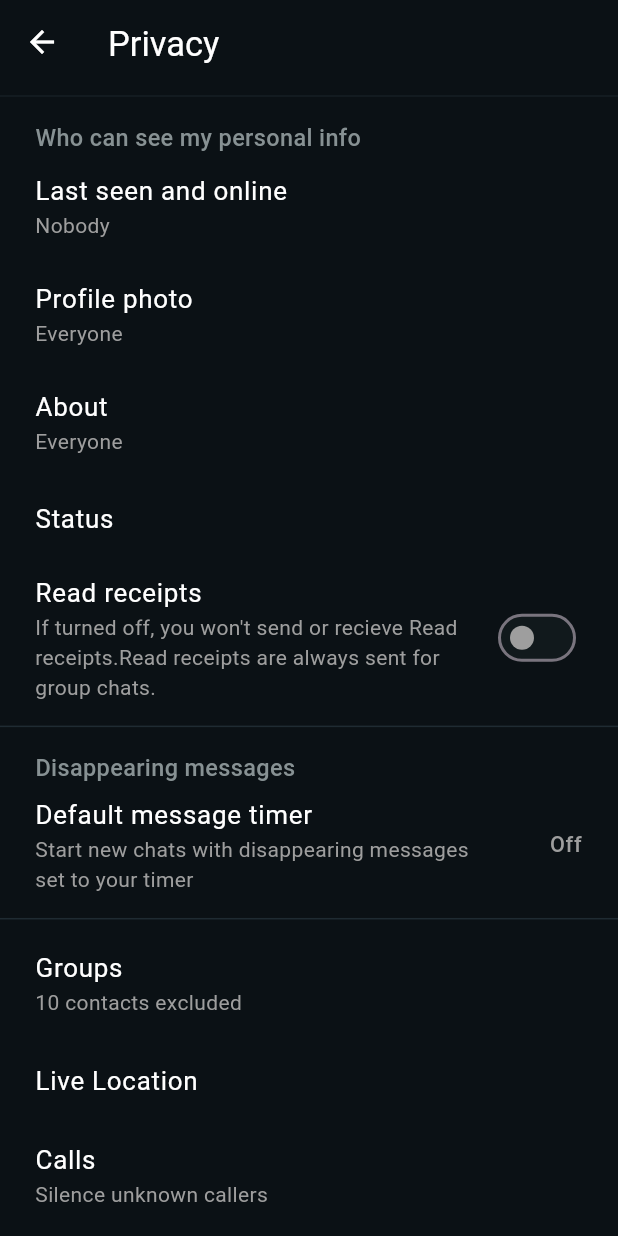
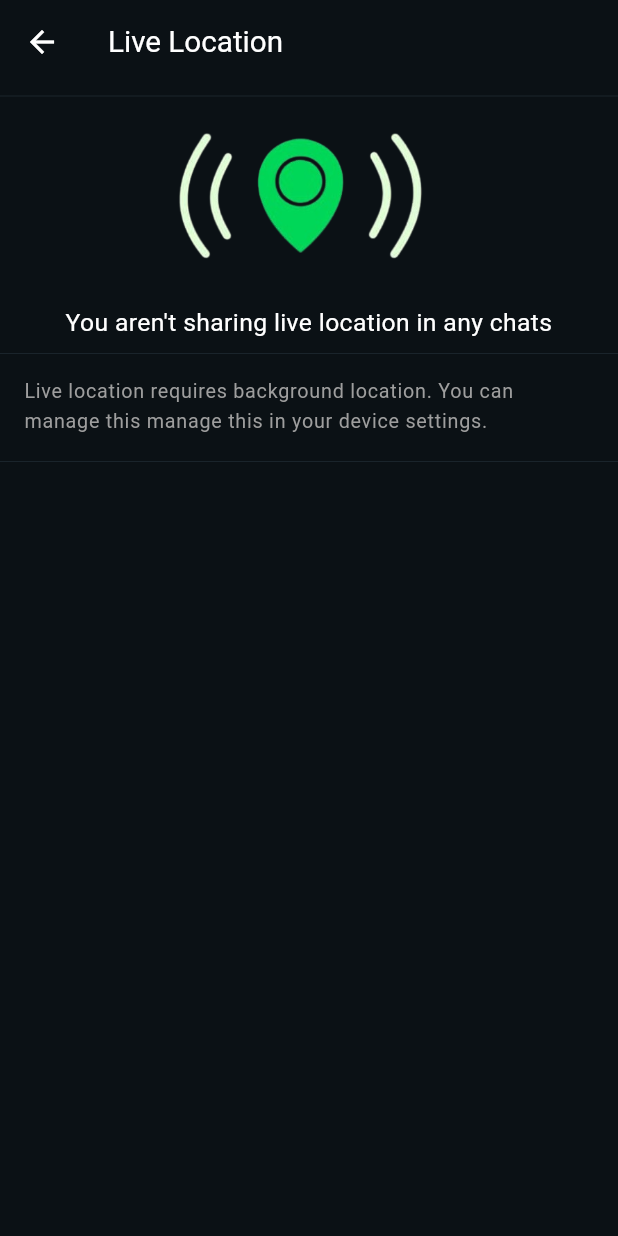
Before and after one commit to kartikkumarofficial/Whatsapp-Clone-Flutter, a Flutter app: the PrivacyPage screen opened directly, after a tap on "Live Location", on a phone screen of 412 x 824 dp. Run offline on Flutter 3.47's test engine with Material 3 defaults, Android fonts, the phone set to English and light mode, and no system bars; our stand-ins replace badges, font_awesome_flutter, get, image_picker.

Commit message:
privacy settings

```diff
--- a/lib/pages/DrawerScreens/settings/Privacy/Groups.dart
+++ b/lib/pages/DrawerScreens/settings/Privacy/Groups.dart
@@ -13,7 +13,7 @@ class _GroupsPageState extends State<GroupsPage> {
   var scrh = 0.0;
   var scrw = 0.0;
 
-  String? _selectedOption="share_with";
+  String? _selectedOption="everyone";
 
   @override
   Widget build(BuildContext context) {
@@ -35,7 +35,7 @@ class _GroupsPageState extends State<GroupsPage> {
         title: Padding(
           padding: const EdgeInsets.only(top: 3),
           child: const Text(
-            'Profile photo',
+            'Groups',
             style: TextStyle(
               fontSize:23,
               color: Colors.white,
@@ -57,7 +57,7 @@ class _GroupsPageState extends State<GroupsPage> {
               Padding(
                 padding: const EdgeInsets.only(left: 23),
                 child: Text(
-                  "Who can see my Profile Photo",
+                  "Who can add me to groups",
                   style: TextStyle(color: Colors.grey, fontWeight: FontWeight.w600),
                 ),
               ),
@@ -109,22 +109,21 @@ class _GroupsPageState extends State<GroupsPage> {
                       title: Text("My contacts except...", style: TextStyle(color: Colors.white, fontWeight: lt)),
 
                     ),
-                    ListTile(
-                      leading: Radio<String>(
 
-                        value: "share_with",
-                        groupValue: _selectedOption,
-                        onChanged: (String? value) {
-                          setState(() {
-                            _selectedOption = value;
-                          });
-                        },
-                        activeColor: Colors.green,
+                    Padding(
+                      padding: const EdgeInsets.only(left: 23,right: 20),
+                      child: Text(
+                        "Admins who can\'t add you to a group will have the option of inviting you privately instead.",
+                        style: TextStyle(color: Colors.grey, fontWeight: FontWeight.w300),
                       ),
-                      title: Text("Nobody", style: TextStyle(color: Colors.white, fontWeight: lt)),
-
-                      // trailing: Text("1 included", style: TextStyle(color: Colors.green, fontWeight: lt, fontSize: 15)),
                     ),
+                    Padding(
+                      padding: const EdgeInsets.only(left: 23,right: 20,top: 10),
+                      child: Text(
+                        "This setting does not apply to community announcement groups. If you\'re added to a community, you\'ll always be added to a community announcement group.",
+                        style: TextStyle(color: Colors.grey, fontWeight: FontWeight.w300),
+                      ),
+                    )
                   ],
                 ),
               ),
--- /dev/null
+++ b/lib/pages/DrawerScreens/settings/Privacy/LiveLocation.dart
@@ -0,0 +1,74 @@
+import 'package:flutter/material.dart';
+import 'package:get/get.dart';
+
+
+class LiveLocationPage extends StatefulWidget {
+  const LiveLocationPage({super.key});
+
+  @override
+  State<LiveLocationPage> createState() => _LiveLocationPageState();
+}
+
+class _LiveLocationPageState extends State<LiveLocationPage> {
+  @override
+  Widget build(BuildContext context) {
+    var srcheight = MediaQuery.of(context).size.height;
+    var srcwidth = MediaQuery.of(context).size.width;
+    var srcsize = MediaQuery.of(context).size;
+    return Scaffold(
+      appBar: AppBar(
+        backgroundColor: Color.fromARGB(255, 11, 17, 21),
+        title: Text(
+          'Live Location',
+          style: TextStyle(
+            color: Colors.white,
+            fontSize: srcwidth * 0.048,
+          ),
+        ),
+        leading: IconButton(
+          onPressed: () {
+            Navigator.pop(context);
+          },
+          icon: Icon(
+            Icons.arrow_back,
+            color: Colors.white,
+          ),
+        ),
+      ),
+      body: Container(
+        color: Color.fromARGB(255, 11, 17, 21),
+        height: double.infinity,
+        width: double.infinity,
+        child: ListView(
+          // physics: const BouncingScrollPhysics(),
+          children: [
+            Divider(
+              thickness: 0.5,
+              color: Color.fromARGB(255, 31, 43, 50),
+            ),
+            Image.asset('assets/images/location.png',height: srcheight*0.15,),
+
+            Padding(
+              padding: const EdgeInsets.only(top: 8.0),
+              child: Text('''You aren't sharing live location in any chats''',style: TextStyle(color: Colors.white,fontSize: srcwidth*0.04),textAlign: TextAlign.center,),
+            ),
+            Divider(
+              thickness: 0.5,
+              color: Color.fromARGB(255, 31, 43, 50),
+            ),
+            ListTile(
+              title: Text('Live location requires background location. You can manage this manage this in your device settings.',style: TextStyle(color: Colors.grey,fontSize: Get.height*0.016),),
+
+            ),
+            Divider(
+              thickness: 0.5,
+              color: Color.fromARGB(255, 31, 43, 50),
+            ),
+
+
+
+          ],
+        ),
+      ),
+    );
+  }}
--- a/lib/pages/DrawerScreens/settings/Privacy/Privacy.dart
+++ b/lib/pages/DrawerScreens/settings/Privacy/Privacy.dart
@@ -1,7 +1,11 @@
 import 'package:flutter/material.dart';
 import 'package:get/get.dart';
+import 'package:whatsappclone/pages/DrawerScreens/settings/Privacy/About.dart';
+import 'package:whatsappclone/pages/DrawerScreens/settings/Privacy/Groups.dart';
 import 'package:whatsappclone/pages/DrawerScreens/settings/Privacy/LastSeenAndOnline.dart';
+import 'package:whatsappclone/pages/DrawerScreens/settings/Privacy/LiveLocation.dart';
 import 'package:whatsappclone/pages/DrawerScreens/settings/Privacy/ProfilePhoto.dart';
+import 'package:whatsappclone/pages/UpdatesPage/StatusPrivacy.dart';
 import 'package:whatsappclone/widgets.dart';
 
 
@@ -129,6 +133,7 @@ class _PrivacyPageState extends State<PrivacyPage> {
                 ),
               ),
               onTap: (){
+                Get.to(AboutPage());
               },
             ),
 
@@ -143,6 +148,7 @@ class _PrivacyPageState extends State<PrivacyPage> {
                   ),),
               ),
               onTap: (){
+                Get.to(StatusPrivacy());
               },
             ),
 
@@ -231,6 +237,7 @@ class _PrivacyPageState extends State<PrivacyPage> {
                 ),
               ),
               onTap: (){
+                Get.to(GroupsPage());
               },
             ),
 
@@ -246,6 +253,7 @@ class _PrivacyPageState extends State<PrivacyPage> {
               ),
 
               onTap: (){
+                Get.to(LiveLocationPage());
               },
             ),
 
```
Also changed, not shown: lib/pages/DrawerScreens/settings/Privacy/About.dart (+26 -13 lines), assets/images/location.png (added), 1 other file.
